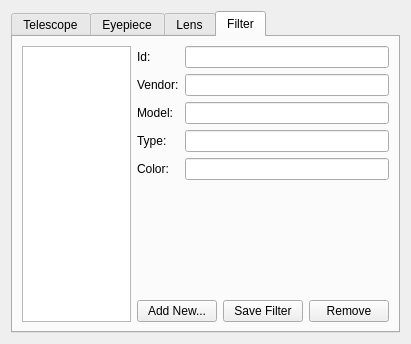
The window that kstars/oal/equipmentwriter.ui (KDE/kstars) describes before a commit, drawn with Qt 5.
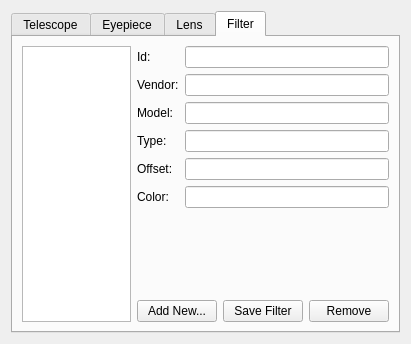
The same window after the commit. The open tabs and pages were chosen to show the change.

Commit message: Filter focus offsets is now supported. Needs testing

What changed in the file:
```diff
--- a/kstars/oal/equipmentwriter.ui
+++ b/kstars/oal/equipmentwriter.ui
@@ -603,14 +603,14 @@
            <item row="4" column="1">
             <widget class="QLineEdit" name="f_Type"/>
            </item>
-           <item row="5" column="0">
+           <item row="6" column="0">
             <widget class="QLabel" name="label_12">
              <property name="text">
               <string>Color:</string>
              </property>
             </widget>
            </item>
-           <item row="5" column="1">
+           <item row="6" column="1">
             <widget class="QLineEdit" name="f_Color"/>
            </item>
            <item row="3" column="1">
@@ -623,6 +623,16 @@
              </property>
             </widget>
            </item>
+           <item row="5" column="0">
+            <widget class="QLabel" name="label_18">
+             <property name="text">
+              <string>Offset:</string>
+             </property>
+            </widget>
+           </item>
+           <item row="5" column="1">
+            <widget class="QLineEdit" name="f_Offset"/>
+           </item>
           </layout>
          </item>
          <item>
```
Left out of the diff: 2 changed lines with no effect on the pictures. The commit also changes 14 other files.
